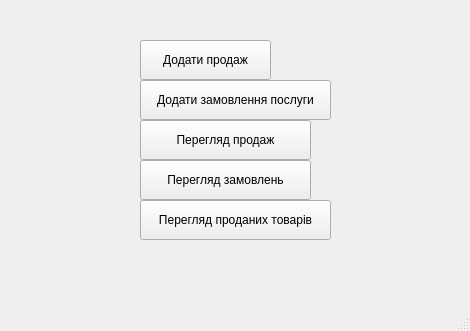
Above: src/app/mainapp/mainwindow.ui from Bodiok007/Accounting before the change. Below: the same form after it.
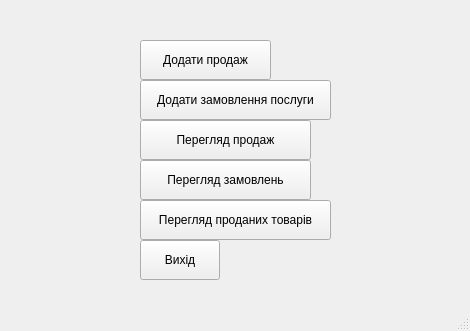
That is the form after the change.

```diff
--- a/src/app/mainapp/mainwindow.ui
+++ b/src/app/mainapp/mainwindow.ui
@@ -109,6 +109,25 @@
      <string>Перегляд замовлень</string>
     </property>
    </widget>
+   <widget class="QPushButton" name="pushButtonOut">
+    <property name="geometry">
+     <rect>
+      <x>140</x>
+      <y>240</y>
+      <width>80</width>
+      <height>40</height>
+     </rect>
+    </property>
+    <property name="minimumSize">
+     <size>
+      <width>0</width>
+      <height>40</height>
+     </size>
+    </property>
+    <property name="text">
+     <string>Вихід</string>
+    </property>
+   </widget>
   </widget>
   <widget class="QMenuBar" name="menubar">
    <property name="geometry">
```
